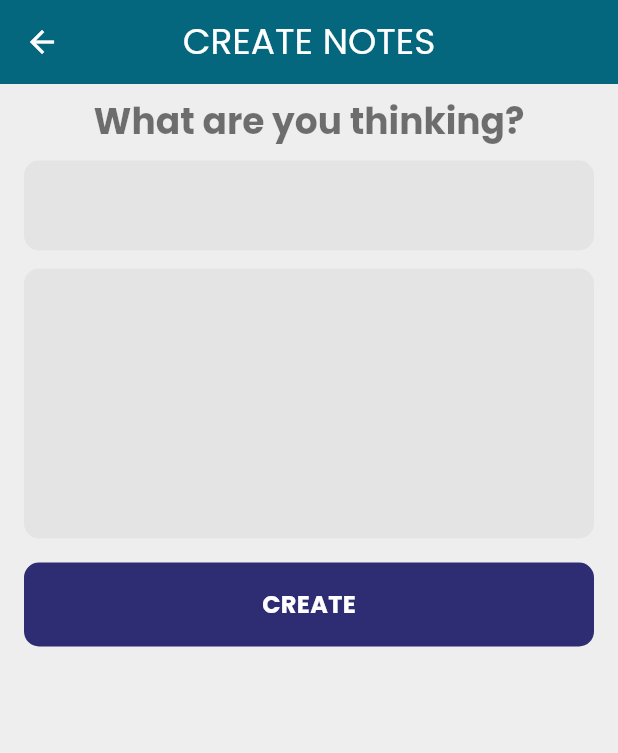
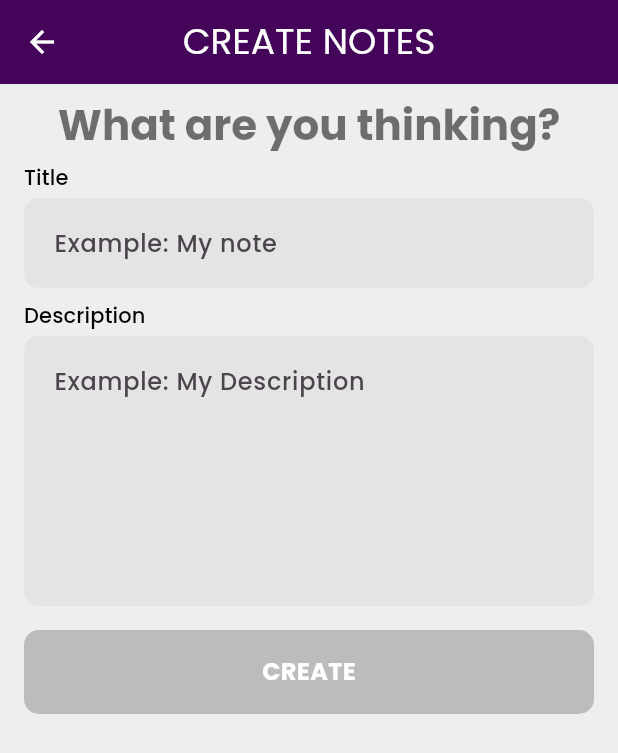
Before and after one commit to PdziM/flutter_sqlite, a Flutter app: the screen it shows after launch, after a tap on the "add" icon, on a phone screen of 412 x 824 dp. Shown: the top 753 px of the screen. Run offline on Flutter 3.47's test engine with Material 3 defaults, Android fonts, the phone set to English and light mode, and no system bars; drawn by our look-alikes of auto_size_text; our stand-ins replace dartz, flutter_animate, google_fonts, sqflite; accounts and stored records are empty.

Commit message:
feat sql

```diff
--- /dev/null
+++ b/devtools_options.yaml
@@ -0,0 +1 @@
+extensions:
--- /dev/null
+++ b/lib/config/config.dart
@@ -0,0 +1,5 @@
+import '../services/sqflite/database_service.dart';
+
+class Config {
+  static final database = DatabaseService();
+}
--- a/lib/core/constants/mapping_colors.dart
+++ b/lib/core/constants/mapping_colors.dart
@@ -1,8 +1,8 @@
 import 'package:flutter/material.dart';
 
 class ColorsConstants {
-  static const Color primary100 = Color(0xff05c7f2);
-  static const Color primary200 = Color(0xff00a9d3);
+  static const Color primary100 = Color(0xFF43045A);
+  static const Color primary200 = Color(0xFFB300D3);
   static const Color primary300 = Color(0xff00a5ce);
   static const Color accent100 = Color(0xff2e2c73);
   static const Color accent200 = Color(0xffc0b1ff);
--- /dev/null
+++ b/lib/domain/entities/note_entity.dart
@@ -0,0 +1,34 @@
+import 'dart:convert';
+
+class NoteEntity {
+  final String id;
+  final String title;
+  final String description;
+
+  NoteEntity({
+    required this.id,
+    required this.title,
+    required this.description,
+  });
+
+  Map<String, dynamic> toMap() {
+    return <String, dynamic>{
+      'id': id,
+      'title': title,
+      'description': description,
+    };
+  }
+
+  factory NoteEntity.fromMap(Map<String, dynamic> map) {
+    return NoteEntity(
+      id: map['id'] as String,
+      title: map['title'] as String,
+      description: map['description'] as String,
+    );
+  }
+
+  String toJson() => json.encode(toMap());
+
+  factory NoteEntity.fromJson(String source) =>
+      NoteEntity.fromMap(json.decode(source) as Map<String, dynamic>);
+}
--- /dev/null
+++ b/lib/domain/exceptions/custom_exception.dart
@@ -0,0 +1,11 @@
+import 'dart:io';
+
+class CustomException {
+  final String message;
+  final HttpStatus? status;
+
+  CustomException(this.message, {this.status});
+
+  @override
+  String toString() => 'CustomException(message: $message, status: $status)';
+}
--- a/lib/main.dart
+++ b/lib/main.dart
@@ -1,9 +1,11 @@
 import 'package:flutter/material.dart';
 import 'package:provider/provider.dart';
 
+import 'config/config.dart';
 import 'core/constants/constants.dart';
 import 'main_state.dart';
 import 'presentation/home/home_view.dart';
+import 'services/sqflite/interfaces/database_sql_interface.dart';
 
 void main() {
   runApp(const MyApp());
@@ -16,6 +18,7 @@ class MyApp extends StatelessWidget {
   Widget build(BuildContext context) {
     return MultiProvider(
       providers: [
+        Provider<DatabaseSqlInterface>(create: (_) => Config.database),
         ListenableProvider<MainState>(create: (_) => MainState(context))
       ],
       child: Consumer<MainState>(builder: (_, state, __) {
--- a/lib/presentation/home/components/note_card.dart
+++ b/lib/presentation/home/components/note_card.dart
@@ -1,4 +1,6 @@
 import 'package:flutter/material.dart';
+
+import '../../../core/constants/mapping_colors.dart';
 
 class NoteCard extends StatelessWidget {
   final String title;
@@ -13,7 +15,7 @@ class NoteCard extends StatelessWidget {
     return Card(
       elevation: 5,
       clipBehavior: Clip.antiAlias,
-      color: Theme.of(context).primaryColor,
+      color: ColorsConstants.primary100,
       shape: RoundedRectangleBorder(borderRadius: BorderRadius.circular(0)),
       child: Padding(
         padding: const EdgeInsets.symmetric(horizontal: 26, vertical: 10),
--- a/lib/presentation/home/home_view.dart
+++ b/lib/presentation/home/home_view.dart
@@ -3,6 +3,7 @@ import 'package:provider/provider.dart';
 import 'package:sql_app/presentation/shared/app_bar/custom_app_bar.dart';
 
 import '../shared/buttons/custom_floating_button.dart';
+import '../shared/label/custom_title.dart';
 import 'components/note_card.dart';
 import 'home_state.dart';
 
@@ -23,9 +24,11 @@ class HomeView extends StatelessWidget {
             ),
             body: const SingleChildScrollView(
               child: Padding(
-                padding: EdgeInsets.symmetric(horizontal: 16),
+                padding: EdgeInsets.symmetric(horizontal: 16, vertical: 10),
                 child: Column(
                   children: [
+                    CustomTitle(title: 'What did you think?'),
+                    SizedBox(height: 8),
                     NoteCard(
                       title: 'Lorem',
                       body:
--- a/lib/presentation/note/create/note_creator_state.dart
+++ b/lib/presentation/note/create/note_creator_state.dart
@@ -1,11 +1,55 @@
 import 'package:flutter/material.dart';
+import 'package:provider/provider.dart';
+import 'package:uuid/uuid.dart';
+
+import '../../../domain/entities/note_entity.dart';
+import '../../../services/sqflite/interfaces/database_sql_interface.dart';
 
 class NoteCreatorState extends ChangeNotifier {
   final BuildContext context;
+  bool isLoading = false;
 
   NoteCreatorState(this.context) {
     init();
   }
 
   init() {}
+
+  //! TITLE
+  String? title;
+  TextEditingController titleController = TextEditingController();
+  bool get isTitleValid => title != null && title!.isNotEmpty;
+  void setTitle(String value) {
+    title = value;
+    notifyListeners();
+  }
+
+  //! BODY
+  String? description;
+  TextEditingController descriptionController = TextEditingController();
+  bool get isDescriptionValid => description != null && description!.isNotEmpty;
+  void setBody(String value) {
+    description = value;
+    notifyListeners();
+  }
+
+  bool get isFormValid => (isTitleValid && isDescriptionValid && !isLoading);
+  void noteCreate() async {
+    isLoading = true;
+    notifyListeners();
+
+    var uuid = const Uuid();
+    String uniqueId = uuid.v4();
+
+    final res = await context.read<DatabaseSqlInterface>().insert(
+        note:
+            NoteEntity(id: uniqueId, title: title!, description: description!));
+    res.fold((l) {}, (r) {
+      print('AQUI $r');
+      Navigator.of(context).pop();
+    });
+
+    isLoading = false;
+    notifyListeners();
+  }
 }
--- a/lib/presentation/note/create/note_creator_view.dart
+++ b/lib/presentation/note/create/note_creator_view.dart
@@ -33,21 +33,35 @@ class NoteCreatorView extends StatelessWidget {
                   children: [
                     const CustomTitle(title: 'What are you thinking?'),
                     const SizedBox(height: 8),
-                      CustomTextField(),
+                    CustomTextField(
+                      title: 'Title',
+                      hintText: 'Example: My note',
+                      onChanged: state.setTitle,
+                      controller: state.titleController,
+                      textInputAction: TextInputAction.next,
+                      keyboardType: TextInputType.text,
+                      // prefixIcon: const Icon(Icons.abc),
+                    ),
                     const SizedBox(height: 8),
                     CustomTextArea(
-                        controller: TextEditingController(),
+                      title: 'Description',
+                      hintText: 'Example: My Description',
+                      onChanged: state.setBody,
+                      controller: state.descriptionController,
+                      keyboardType: TextInputType.text,
                     ),
                     const SizedBox(height: 16),
                     CustomButton(
                       title: 'Create',
                       showRadius: true,
-                        onPressed: () {},
+                      loading: state.isLoading,
+                      onPressed: state.isFormValid ? state.noteCreate : null,
                     ),
                   ],
                 ),
               ),
-              ));
+            ),
+          );
         },
       ),
     );
--- a/lib/presentation/shared/app_bar/custom_app_bar.dart
+++ b/lib/presentation/shared/app_bar/custom_app_bar.dart
@@ -1,4 +1,6 @@
 import 'package:flutter/material.dart';
+
+import '../../../core/constants/mapping_colors.dart';
 
 class CustomAppBar extends StatelessWidget implements PreferredSizeWidget {
   final String? title;
@@ -16,7 +18,7 @@ class CustomAppBar extends StatelessWidget implements PreferredSizeWidget {
       elevation: 0,
       surfaceTintColor: Colors.transparent,
       shadowColor: Colors.transparent,
-      backgroundColor: Theme.of(context).primaryColor,
+      backgroundColor: ColorsConstants.primary100,
       centerTitle: true,
       title: title != null
           ? Text(title!.toUpperCase(),
--- a/lib/presentation/shared/buttons/custom_button.dart
+++ b/lib/presentation/shared/buttons/custom_button.dart
@@ -38,7 +38,7 @@ class CustomButton extends StatelessWidget {
               ? Theme.of(context).brightness == Brightness.light
                   ? ColorsConstants.bg300
                   : ColorsConstants.text200
-              : color ?? ColorsConstants.accent100,
+              : color ?? ColorsConstants.primary100,
         ),
         child: Material(
           color: Colors.transparent,
--- a/lib/presentation/shared/buttons/custom_floating_button.dart
+++ b/lib/presentation/shared/buttons/custom_floating_button.dart
@@ -1,4 +1,6 @@
 import 'package:flutter/material.dart';
+
+import '../../../core/constants/mapping_colors.dart';
 
 class CustomFloatingButton extends StatelessWidget {
   final void Function() onPressed;
@@ -14,7 +16,7 @@ class CustomFloatingButton extends StatelessWidget {
       width: 60,
       child: FloatingActionButton(
         elevation: 3,
-        backgroundColor: Theme.of(context).primaryColor,
+        backgroundColor: ColorsConstants.primary100,
         shape: ContinuousRectangleBorder(
           borderRadius: BorderRadius.circular(20),
         ),
--- a/lib/presentation/shared/label/custom_title.dart
+++ b/lib/presentation/shared/label/custom_title.dart
@@ -13,7 +13,7 @@ class CustomTitle extends StatelessWidget {
     return AutoSizeText(
       title,
       style: textTheme.displaySmall!.copyWith(
-        fontSize: 24,
+        fontSize: 28,
         fontWeight: FontWeight.bold,
         color: Colors.black54,
       ),
--- /dev/null
+++ b/lib/services/sqflite/interfaces/database_sql_interface.dart
@@ -0,0 +1,15 @@
+import 'package:dartz/dartz.dart';
+import 'package:sqflite/sqflite.dart';
+
+import '../../../domain/entities/note_entity.dart';
+import '../../../domain/exceptions/custom_exception.dart';
+
+abstract class DatabaseSqlInterface {
+  Future<Either<CustomException, Database>> init();
+  Future<Either<CustomException, int>> insert({required NoteEntity note});
+  Future<Either<CustomException, int>> update({required NoteEntity note});
+  Future<Either<CustomException, int>> delete({required NoteEntity note});
+  Future<Either<CustomException, List<NoteEntity>>> fetch(
+      {required NoteEntity note});
+  // Future<List<Note>> getNotes();
+}
--- a/pubspec.yaml
+++ b/pubspec.yaml
@@ -44,6 +44,8 @@ dependencies:
   google_fonts: ^4.0.4
   flutter_animate: ^4.3.0
   auto_size_text: ^3.0.0
+  sqflite: ^2.3.0
+  uuid: ^3.0.4
   # dio: ^5.3.0
 
 
```
Also changed, not shown: lib/services/sqflite/database_service.dart (added, +107 -0 lines), pubspec.lock, 1 other file. Lines whose indentation alone changed are shown as unchanged.
